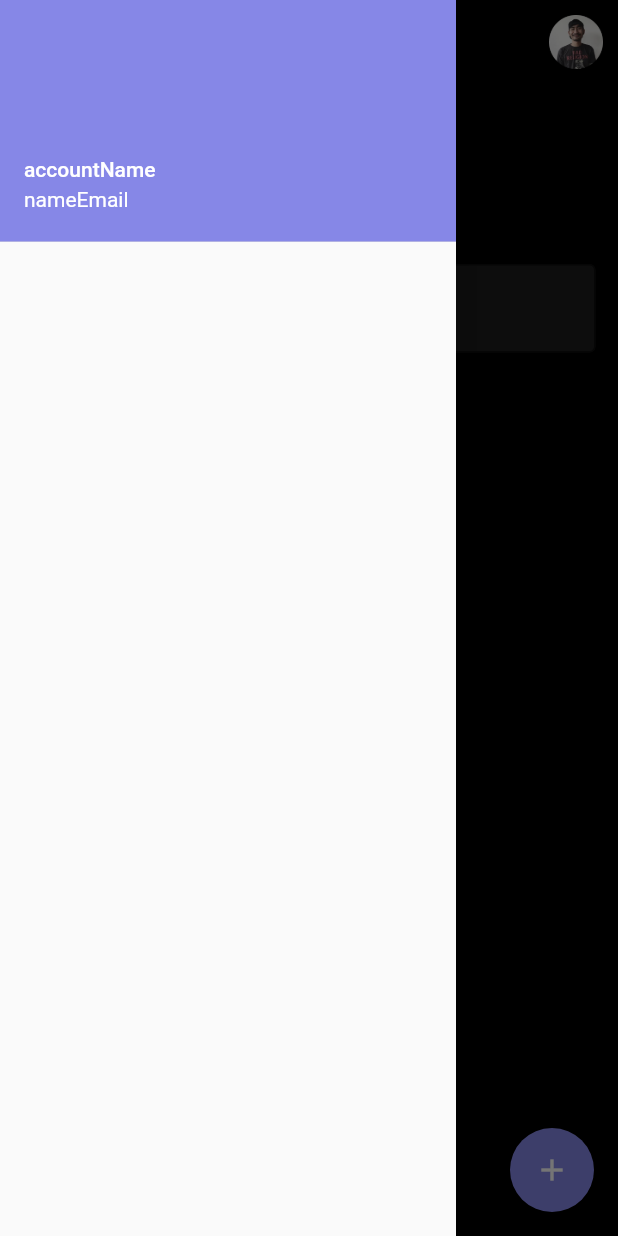
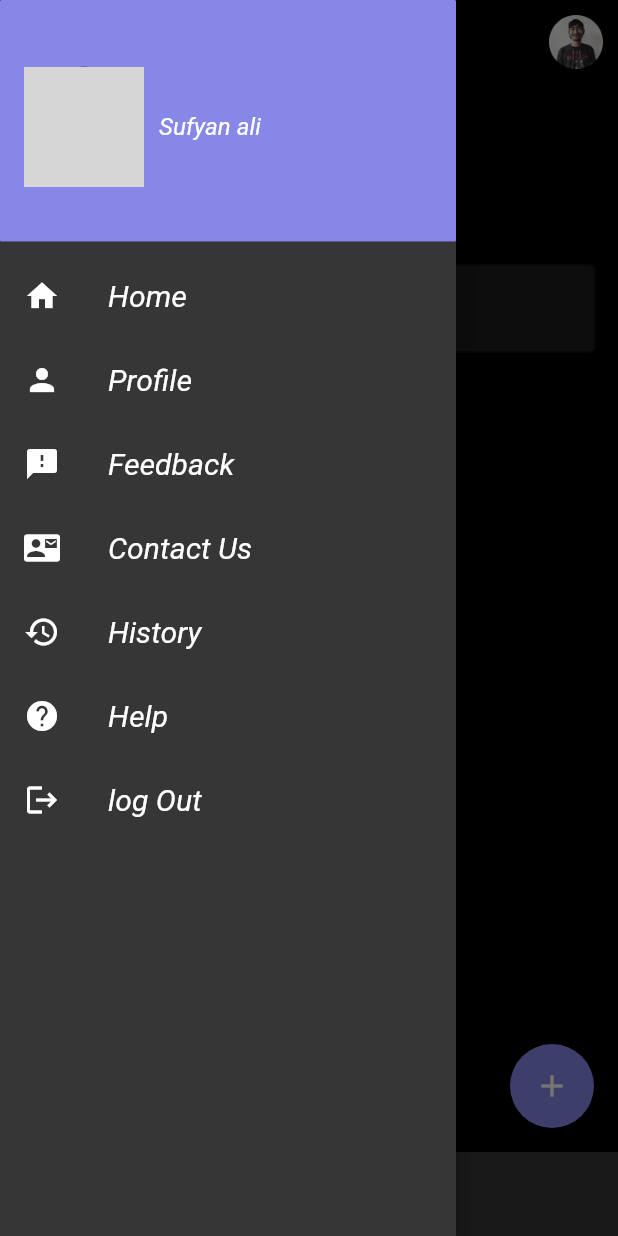
Before and after one commit to Sufyanal/Todo, a Flutter app: the screen it shows after launch, with the side drawer open, on a phone screen of 412 x 824 dp. Run offline on Flutter 3.47's test engine with Material 2 defaults, Android fonts, the light colour scheme and no system bars; our stand-ins replace lottie, shared_preferences; grey boxes are pictures that could not be loaded.

Commit message:
bottom Navigater Bar

```diff
--- a/lib/Screen/Todo_list.dart
+++ b/lib/Screen/Todo_list.dart
@@ -3,9 +3,10 @@ import 'package:flutter/material.dart';
 import 'package:lottie/lottie.dart';
 import 'package:todo_1/Controllar/todo_controller.dart';
 import 'package:todo_1/Models/todo_modals.dart';
+import 'package:todo_1/widget/BottomBar.dart';
 import 'package:todo_1/widget/Sidebar.dart';
 import 'package:todo_1/widget/todo_tiles.dart';
-import 'package:google_fonts/google_fonts.dart';
+
 
 
 
@@ -25,7 +26,7 @@ class TodolistState extends State<Todolist> {
   String ? title,description;
   DateTime? date;
   Todocontroller controller = Todocontroller();
-
+     int currentSelectedIndex = 0;
 
  @override
   void initState() {
@@ -44,7 +45,6 @@ class TodolistState extends State<Todolist> {
     return Scaffold(
       backgroundColor: Colors.black,
       drawer: sidebar(),
-      appBar: _showAppbar(),
       floatingActionButton: FloatingActionButton(
         onPressed: (() {
           showModalBottomSheet(
@@ -53,7 +53,6 @@ class TodolistState extends State<Todolist> {
             shape: RoundedRectangleBorder(
               borderRadius:
                  BorderRadius.vertical(top: Radius.circular(30))),
-
              builder: (context){
               return _showBottomSheet();
              });
@@ -61,7 +60,6 @@ class TodolistState extends State<Todolist> {
         child:Icon(
           Icons.add,
         ),
-
          ),
        body:
           Padding(
@@ -107,26 +105,7 @@ class TodolistState extends State<Todolist> {
       );
 
   }
- AppBar _showAppbar(){
-    return AppBar(
-        leading: Padding(
-          padding: const EdgeInsets.all(9.0),
-          child: InkWell(
-            child: Image.asset("assets/sort.png",),),
-        ),
-        title: const Center(
-          child: Text(
-          "Todo",
-          ),
-        ),
-        actions: [
-          Padding(
-            padding: const EdgeInsets.all( 10),
-            child: Image.asset("assets/user.png"),
-          )
-        ],
-      );
-  }
+
  Container _showtextfield (){
   return Container(
     decoration: BoxDecoration(
--- /dev/null
+++ b/lib/Screen/Todo_list_screen.dart
@@ -0,0 +1 @@
+// TODO Implement this library.
--- a/lib/Screen/login.dart
+++ b/lib/Screen/login.dart
@@ -10,12 +10,12 @@ class Login extends StatefulWidget {
 }
 
 class _LoginState extends State<Login> {
-
   @override
   Widget build(BuildContext context) {
     return Scaffold(
       backgroundColor: Color(0xF5F5F5),
-      body: Center(
+      body:
+      Center(
         child: Column(
           mainAxisAlignment: MainAxisAlignment.center,
           children: [
--- a/lib/main.dart
+++ b/lib/main.dart
@@ -1,5 +1,6 @@
 import 'package:flutter/material.dart';
 import 'package:todo_1/Screen/Todo_list.dart';
+import 'package:todo_1/widget/BottomBar.dart';
 
 
 
@@ -69,7 +70,7 @@
 
       ),
       debugShowCheckedModeBanner: false,
-      home:  Todolist(),
+      home:  Bottombar(),
     );
   }
 }
--- /dev/null
+++ b/lib/widget/BottomBar.dart
@@ -0,0 +1,72 @@
+
+import 'package:flutter/material.dart';
+import 'package:todo_1/Screen/Todo_list.dart';
+import 'package:todo_1/widget/Sidebar.dart';
+
+class Bottombar extends StatefulWidget {
+  const Bottombar({super.key});
+
+  @override
+  State<Bottombar> createState() => _BottombarState();
+}
+
+class _BottombarState extends State<Bottombar> {
+  int SelectedIndex = 0;
+
+  final List <Widget> _tabs = const[
+    Todolist(),
+    Text ("Search"),
+    Text ("Payment"),
+    Text ("location"),
+
+  ];
+  @override
+  Widget build(BuildContext context) {
+    return Scaffold(
+      backgroundColor: Colors.black,
+      drawer: const sidebar(),
+      appBar:_showAppbar() ,
+      bottomNavigationBar:BottomNavigationBar(
+         currentIndex: SelectedIndex,
+         onTap: (int tappedIndex){
+          setState(() {
+            SelectedIndex = tappedIndex;
+          });
+         },
+         backgroundColor: Theme.of(context).colorScheme.secondary,
+         type: BottomNavigationBarType.fixed,
+         selectedItemColor: Theme.of(context).colorScheme.primary,
+         unselectedItemColor: Theme.of(context).colorScheme.secondary,
+          items: const [
+            BottomNavigationBarItem(icon:Icon(Icons.home,),label: "Home",tooltip: "Home"),
+            BottomNavigationBarItem(icon:Icon(Icons.search,),label: "Search",tooltip: "Search for todo"),
+            BottomNavigationBarItem(icon:Icon(Icons.payment,),label: "Payment",tooltip: "buy your todo"),
+            BottomNavigationBarItem(icon:Icon(Icons.location_searching,),label: "Location",tooltip: "Your location"),
+          ],
+        ),
+    body: _tabs[SelectedIndex],) ;
+  }
+   AppBar _showAppbar(){
+    return AppBar(
+        leading: Padding(
+          padding: const EdgeInsets.all(9.0),
+          child: InkWell(
+            // onTap: () {
+            //   Navigator.push(context, MaterialPageRoute(builder: ((context)=>Drawer())));
+            // }  ,
+            child: Image.asset("assets/sort.png",),),
+        ),
+        title: const Center(
+          child: Text(
+          "Todo",
+          ),
+        ),
+        actions: [
+          Padding(
+            padding: const EdgeInsets.all( 10),
+            child: Image.asset("assets/user.png"),
+          )
+        ],
+      );
+   }
+}
--- a/lib/widget/Sidebar.dart
+++ b/lib/widget/Sidebar.dart
@@ -7,19 +7,95 @@ class sidebar extends StatelessWidget {
   @override
   Widget build(BuildContext context) {
     return Drawer(
-      child: ListView(
-        padding: EdgeInsets.zero,
+      backgroundColor: Theme.of(context).colorScheme.secondary,
+      child: Column(
         children: [
-         UserAccountsDrawerHeader(
-          arrowColor: Color(0xff363636),
-          accountName: Text('accountName'),
-          accountEmail: Text('nameEmail'),
-          // decoration: BoxDecoration(
-          //   image: DecorationImage(
-          //     image: NetworkImage("")
-          //   )
-          // ),
-          )
+          DrawerHeader(
+            decoration:  BoxDecoration(
+              color: Theme.of(context).colorScheme.primary,
+              borderRadius: BorderRadiusDirectional.all(Radius
+              .circular(1)),
+            ),
+            child:Container(
+              height: double.infinity,
+              child: Row(
+                children: [
+                  CircleAvatar(
+                    backgroundImage: AssetImage("assets/sufi.jpg"),
+                    backgroundColor: Theme.of(context).colorScheme.background,
+                    radius: 40,
+                  ),
+                  SizedBox(
+                  width: 10,
+                  ),
+                  Column(
+                    mainAxisAlignment: MainAxisAlignment.center,
+                    crossAxisAlignment: CrossAxisAlignment.start,
+                    children: [
+                      Text(
+                        "Sufyan ali",
+                        style: Theme.of(context).textTheme.bodyLarge?.copyWith(fontSize: 16),
+                        ),
+                    ],
+                  )
+                ],
+              ),
+
+            )
+          ),
+           ListTile(
+             leading: Icon(Icons.home,
+             color: Colors.white,),
+              onTap: (){},
+             title: Text(
+               "Home",
+               style: Theme.of(context).textTheme.bodyLarge, ),
+           ),
+           ListTile(
+             leading: Icon(Icons.person,
+             color: Colors.white,
+             ),
+              onTap: (){},
+             title: Text(
+               "Profile",
+               style: Theme.of(context).textTheme.bodyLarge, ),
+           ),
+           ListTile(
+             leading: Icon(Icons.feedback,color: Colors.white,),
+              onTap: (){},
+             title: Text(
+               "Feedback",
+               style: Theme.of(context).textTheme.bodyLarge, ),
+           ),
+           ListTile(
+             leading: Icon(Icons.contact_mail,color: Colors.white,),
+              onTap: (){},
+             title: Text(
+               "Contact Us ",
+               style: Theme.of(context).textTheme.bodyLarge, ),
+           ),
+           ListTile(
+             leading: Icon(Icons.history,color: Colors.white,),
+              onTap: (){},
+             title: Text(
+               "History",
+               style: Theme.of(context).textTheme.bodyLarge, ),
+           ),
+           ListTile(
+             leading: Icon(Icons.help,color: Colors.white,),
+              onTap: (){},
+             title: Text(
+               "Help",
+               style: Theme.of(context).textTheme.bodyLarge, ),
+           ),
+           ListTile(
+             leading: Icon(Icons.logout,color: Colors.white,),
+              onTap: (){},
+             title: Text(
+               "log Out",
+               style: Theme.of(context).textTheme.bodyLarge, ),
+           ),
+
         ],
       ),
     );
```
